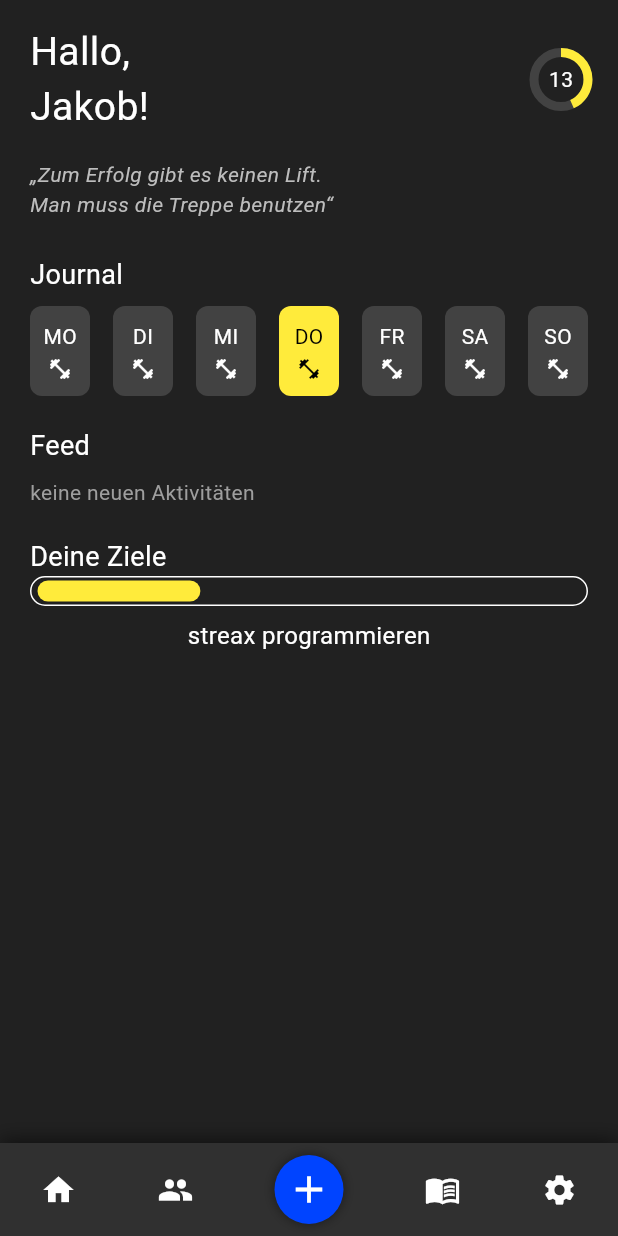
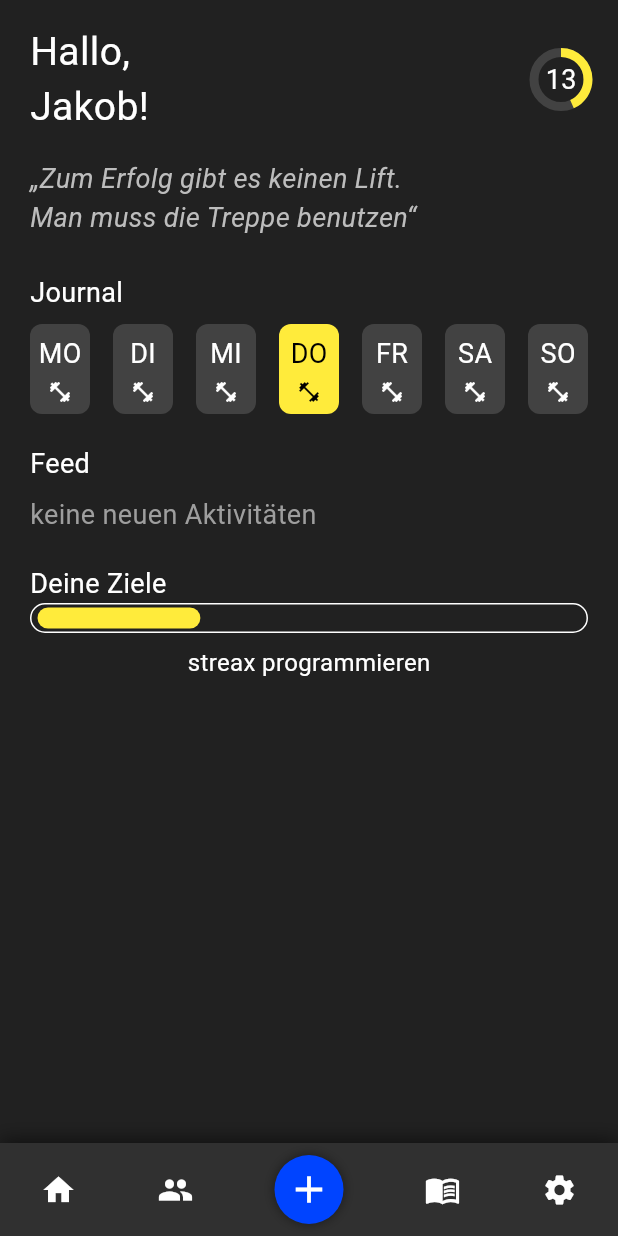
Before and after one commit to kenankusu/streax, a Flutter app: the screen it shows after launch, on a phone screen of 412 x 824 dp. Run offline on Flutter 3.47's test engine with Material 3 defaults, Android fonts, the phone set to English and light mode, and no system bars.

Commit message:
Merge Changes in main.dart und Fortschrittsbalken.dart

```diff
--- a/lib/main.dart
+++ b/lib/main.dart
@@ -10,16 +10,11 @@ class streax extends StatelessWidget {
       title: 'streax',
       home: startseite(),
       debugShowCheckedModeBanner: false,
-
-
-      // ThemeData für einheitliches Design
       theme: ThemeData(
-        primarySwatch: Colors.blue,
-        scaffoldBackgroundColor: Colors.grey[900],
-        textTheme: TextTheme( // Text Theme für einheitliche Schriftstile
-          labelLarge: TextStyle(color: Colors.white, fontSize: 18),
-          labelMedium: TextStyle(color: Colors.white, fontSize: 16),
-          labelSmall: TextStyle(color: Colors.white, fontSize: 12),
+        textTheme: TextTheme(
+          bodyLarge: TextStyle(color: Colors.white, fontSize: 20),
+          bodyMedium: TextStyle(color: Colors.white, fontSize: 18),
+          bodySmall: TextStyle(color: Colors.white, fontSize: 16),
         ),
       ),
     );
```
